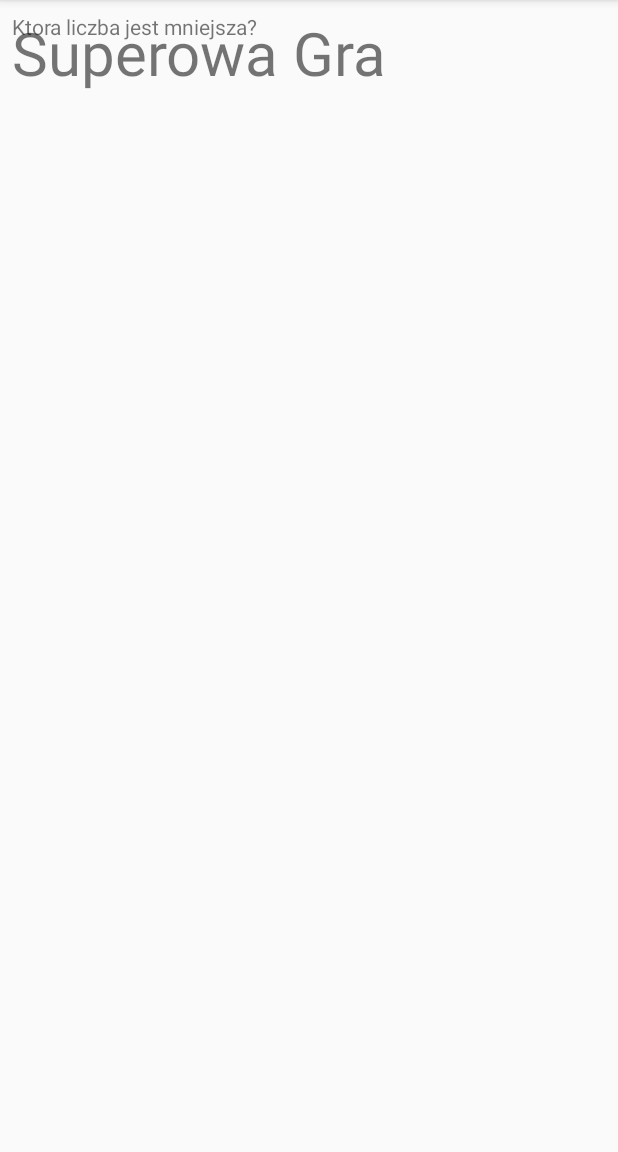
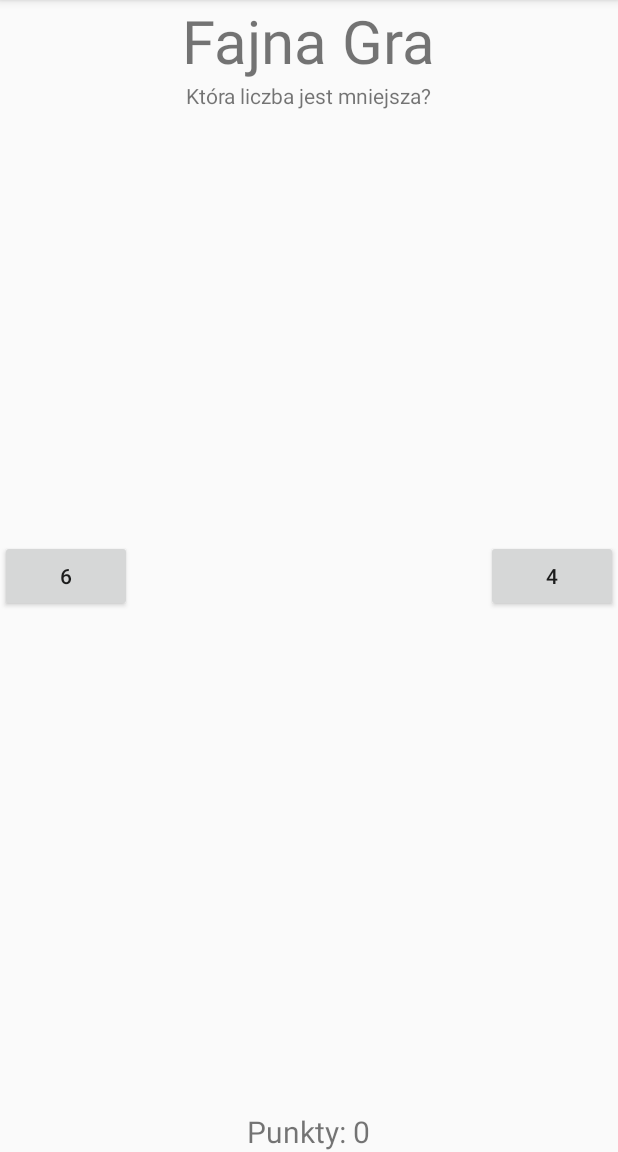
Before and after one commit to Squaess/Android, an Android app: the screen it shows after launch (HelloWorld), on a phone screen of 412 x 824 dp, the part 84-1236 px from its top. Run offline under Robolectric (Android 15) with nearby library versions, the phone set to English and light mode, and no system bars.

Commit message:
Reapaird LayoutBugs hello is running

```diff
--- a/HelloWorld/app/src/main/java/com/example/aedd/helloworld/HelloWorld.java
+++ b/HelloWorld/app/src/main/java/com/example/aedd/helloworld/HelloWorld.java
@@ -2,12 +2,58 @@ package com.example.aedd.helloworld;
 
 import android.support.v7.app.AppCompatActivity;
 import android.os.Bundle;
+import android.view.View;
+import android.widget.Button;
+import android.widget.TextView;
+import android.widget.Toast;
+
+import java.util.Random;
 
 public class HelloWorld extends AppCompatActivity {
+
+    private int r1;
+    private int r2;
+    private int score;
 
     @Override
     protected void onCreate(Bundle savedInstanceState) {
         super.onCreate(savedInstanceState);
         setContentView(R.layout.activity_hello_world);
+        score = 0;
+        roll();
+    }
+
+    private void roll() {
+        TextView pt = (TextView)findViewById(R.id.punkty);
+        pt.setText("Punkty: "+ Integer.toString(score));
+        Random rand = new Random();
+        r1 = rand.nextInt(10);
+        r2 = rand.nextInt(10);
+        Button b1 = (Button)findViewById(R.id.b1);
+        b1.setText(Integer.toString(r1));
+        Button b2 = (Button)findViewById(R.id.b2);
+        b2.setText(Integer.toString(r2));
+    }
+
+    public void leftButton(View view) {
+        if(r1 <= r2) {
+            score++;
+            Toast.makeText(this, "Dobrze", Toast.LENGTH_SHORT).show();
+        } else {
+            score--;
+            Toast.makeText(this, "Źle!", Toast.LENGTH_SHORT).show();
+        }
+        roll();
+    }
+
+    public void rightButton(View view) {
+        if(r1 >= r2) {
+            score++;
+            Toast.makeText(this, "Dobrze!", Toast.LENGTH_SHORT).show();
+        } else {
+            score--;
+            Toast.makeText(this, "Źle!", Toast.LENGTH_SHORT).show();
+        }
+        roll();
     }
 }
--- a/HelloWorld/app/src/main/res/layout/activity_hello_world.xml
+++ b/HelloWorld/app/src/main/res/layout/activity_hello_world.xml
@@ -1,29 +1,52 @@
-<?xml version="1.0" encoding="utf-8"?>
-<android.support.constraint.ConstraintLayout xmlns:android="http://schemas.android.com/apk/res/android"
+<?xml version="1.0" encoding="UTF-8"?>
+<RelativeLayout
+    tools:context="com.example.aedd.helloworld.HelloWorld"
+    android:layout_height="match_parent"
+    android:layout_width="match_parent"
+    android:id="@+id/activity_main"
     xmlns:tools="http://schemas.android.com/tools"
-    android:id="@+id/activity_main"
-    android:layout_width="match_parent"
-    android:layout_height="match_parent"
-    android:paddingLeft="@dimen/activity_horizontal_margin"
-    android:paddingRight="@dimen/activity_horizontal_margin"
-    android:paddingTop="@dimen/activity_vertical_margin"
-    android:paddingBottom="@dimen/activity_vertical_margin"
-    tools:context="com.example.aedd.helloworld.HelloWorld">
-
-    <TextView android:id= "@+id/title"
-        android:layout_width= "wrap_content"
-        android:layout_height= "wrap_content"
-        android:text= "Superowa Gra"
-        android:textSize= "40dp"
-        android:layout_centerHorizontal = "true"
-        android:layout_alignParentTop = "true" />
+    xmlns:android="http://schemas.android.com/apk/res/android">
 
     <TextView
-        android:layout_width= "wrap_content"
-        android:layout_height= "wrap_content"
-        android:text= "Ktora liczba jest mniejsza?"
-        android:id= "@+id/textview1"
-        android:layout_below = "@id/title"
-        android:layout_centerHorizontal = "true" />
+        android:layout_height="wrap_content"
+        android:layout_width="wrap_content"
+        android:id="@+id/tytul"
+        android:layout_alignParentTop="true"
+        android:layout_centerHorizontal="true"
+        android:textSize="40dp"
+        android:text="Fajna Gra"/>
 
-</android.support.constraint.ConstraintLayout>
+    <TextView
+        android:layout_height="wrap_content"
+        android:layout_width="wrap_content"
+        android:id="@+id/textview1"
+        android:layout_centerHorizontal="true"
+        android:text="Która liczba jest mniejsza?"
+        android:layout_below="@+id/tytul"/>
+
+    <TextView android:layout_height="wrap_content"
+        android:layout_width="wrap_content"
+        android:id="@+id/punkty"
+        android:layout_centerHorizontal="true"
+        android:textSize="20dp"
+        android:text="Punkty: 0"
+        android:layout_alignParentBottom="true"/>
+
+    <Button
+        android:layout_height="wrap_content"
+        android:layout_width="wrap_content"
+        android:id="@+id/b1"
+        android:text="0"
+        android:onClick="leftButton"
+        android:layout_centerVertical="true"/>
+
+    <Button
+        android:layout_height="wrap_content"
+        android:layout_width="wrap_content"
+        android:id="@+id/b2"
+        android:text="0"
+        android:onClick="rightButton"
+        android:layout_centerVertical="true"
+        android:layout_alignParentEnd="true"/>
+
+</RelativeLayout>
```
